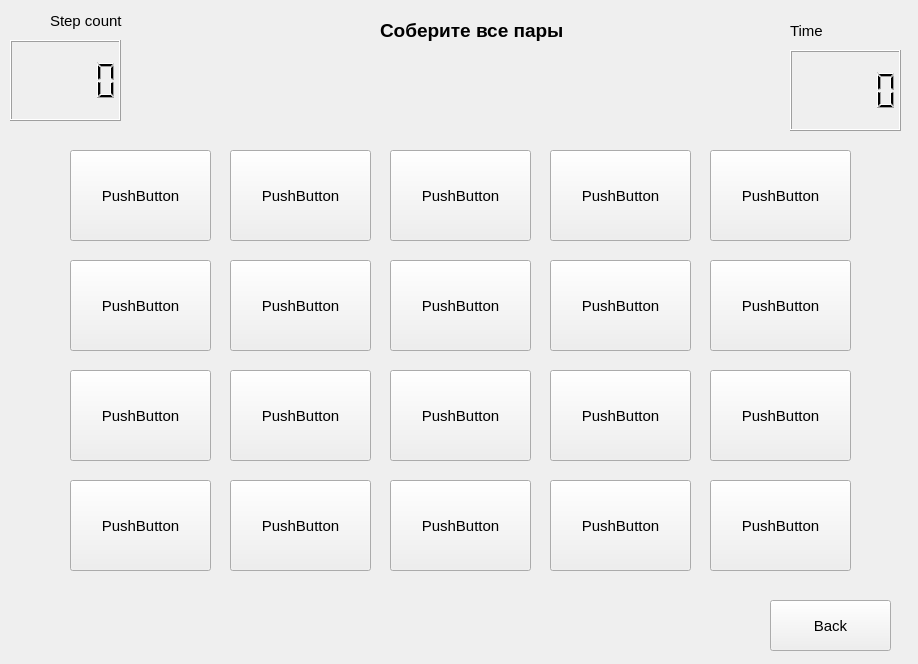
The window that ui/couple_finder.ui (Ieriho/Dictionary_pyqt5) describes before a commit, drawn with Qt 5.
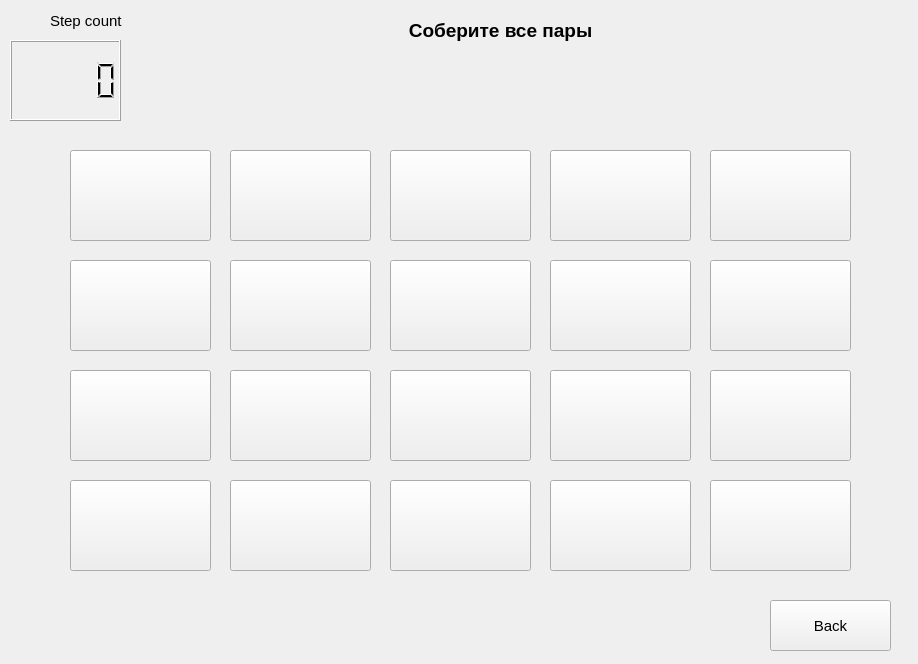
The same window after the commit.

```diff
--- a/ui/couple_finder.ui
+++ b/ui/couple_finder.ui
@@ -32,16 +32,6 @@
     <string>Back</string>
    </property>
   </widget>
-  <widget class="QLCDNumber" name="lcdTime">
-   <property name="geometry">
-    <rect>
-     <x>790</x>
-     <y>50</y>
-     <width>111</width>
-     <height>81</height>
-    </rect>
-   </property>
-  </widget>
   <widget class="QLCDNumber" name="lcdStepCounter">
    <property name="geometry">
     <rect>
@@ -71,6 +61,9 @@
    <property name="text">
     <string>Соберите все пары</string>
    </property>
+   <property name="alignment">
+    <set>Qt::AlignCenter</set>
+   </property>
   </widget>
   <widget class="QLabel" name="label_2">
    <property name="geometry">
@@ -85,19 +78,6 @@
     <string>Step count</string>
    </property>
   </widget>
-  <widget class="QLabel" name="label_3">
-   <property name="geometry">
-    <rect>
-     <x>790</x>
-     <y>20</y>
-     <width>91</width>
-     <height>21</height>
-    </rect>
-   </property>
-   <property name="text">
-    <string>Time</string>
-   </property>
-  </widget>
   <widget class="QPushButton" name="btn_1">
    <property name="geometry">
     <rect>
@@ -108,7 +88,7 @@
     </rect>
    </property>
    <property name="text">
-    <string>PushButton</string>
+    <string/>
    </property>
   </widget>
   <widget class="QPushButton" name="btn_2">
@@ -121,7 +101,7 @@
     </rect>
    </property>
    <property name="text">
-    <string>PushButton</string>
+    <string/>
    </property>
   </widget>
   <widget class="QPushButton" name="btn_3">
@@ -134,7 +114,7 @@
     </rect>
    </property>
    <property name="text">
-    <string>PushButton</string>
+    <string/>
    </property>
   </widget>
   <widget class="QPushButton" name="btn_4">
@@ -147,7 +127,7 @@
     </rect>
    </property>
    <property name="text">
-    <string>PushButton</string>
+    <string/>
    </property>
   </widget>
   <widget class="QPushButton" name="btn_5">
@@ -160,202 +140,582 @@
     </rect>
    </property>
    <property name="text">
-    <string>PushButton</string>
+    <string/>
    </property>
   </widget>
   <widget class="QPushButton" name="btn_6">
    <property name="geometry">
     <rect>
-     <x>230</x>
+     <x>70</x>
      <y>260</y>
      <width>141</width>
      <height>91</height>
     </rect>
    </property>
    <property name="text">
-    <string>PushButton</string>
+    <string/>
    </property>
   </widget>
   <widget class="QPushButton" name="btn_7">
    <property name="geometry">
     <rect>
-     <x>390</x>
+     <x>230</x>
      <y>260</y>
      <width>141</width>
      <height>91</height>
     </rect>
    </property>
    <property name="text">
-    <string>PushButton</string>
+    <string/>
    </property>
   </widget>
   <widget class="QPushButton" name="btn_8">
    <property name="geometry">
     <rect>
-     <x>70</x>
+     <x>390</x>
      <y>260</y>
      <width>141</width>
      <height>91</height>
     </rect>
    </property>
    <property name="text">
-    <string>PushButton</string>
+    <string/>
    </property>
   </widget>
   <widget class="QPushButton" name="btn_9">
    <property name="geometry">
     <rect>
-     <x>710</x>
+     <x>550</x>
      <y>260</y>
      <width>141</width>
      <height>91</height>
     </rect>
    </property>
    <property name="text">
-    <string>PushButton</string>
+    <string/>
    </property>
   </widget>
   <widget class="QPushButton" name="btn_10">
    <property name="geometry">
     <rect>
-     <x>550</x>
+     <x>710</x>
      <y>260</y>
      <width>141</width>
      <height>91</height>
     </rect>
    </property>
    <property name="text">
-    <string>PushButton</string>
+    <string/>
    </property>
   </widget>
   <widget class="QPushButton" name="btn_11">
    <property name="geometry">
     <rect>
-     <x>230</x>
+     <x>70</x>
      <y>370</y>
      <width>141</width>
      <height>91</height>
     </rect>
    </property>
    <property name="text">
-    <string>PushButton</string>
+    <string/>
    </property>
   </widget>
   <widget class="QPushButton" name="btn_12">
    <property name="geometry">
     <rect>
-     <x>390</x>
+     <x>230</x>
      <y>370</y>
      <width>141</width>
      <height>91</height>
     </rect>
    </property>
    <property name="text">
-    <string>PushButton</string>
+    <string/>
    </property>
   </widget>
   <widget class="QPushButton" name="btn_13">
    <property name="geometry">
     <rect>
-     <x>70</x>
+     <x>390</x>
      <y>370</y>
      <width>141</width>
      <height>91</height>
     </rect>
    </property>
    <property name="text">
-    <string>PushButton</string>
+    <string/>
    </property>
   </widget>
   <widget class="QPushButton" name="btn_14">
    <property name="geometry">
     <rect>
-     <x>710</x>
+     <x>550</x>
      <y>370</y>
      <width>141</width>
      <height>91</height>
     </rect>
    </property>
    <property name="text">
-    <string>PushButton</string>
+    <string/>
    </property>
   </widget>
   <widget class="QPushButton" name="btn_15">
    <property name="geometry">
     <rect>
-     <x>550</x>
+     <x>710</x>
      <y>370</y>
      <width>141</width>
      <height>91</height>
     </rect>
    </property>
    <property name="text">
-    <string>PushButton</string>
+    <string/>
    </property>
   </widget>
   <widget class="QPushButton" name="btn_16">
    <property name="geometry">
     <rect>
-     <x>230</x>
+     <x>70</x>
      <y>480</y>
      <width>141</width>
      <height>91</height>
     </rect>
    </property>
    <property name="text">
-    <string>PushButton</string>
+    <string/>
    </property>
   </widget>
   <widget class="QPushButton" name="btn_17">
    <property name="geometry">
     <rect>
-     <x>390</x>
+     <x>230</x>
      <y>480</y>
      <width>141</width>
      <height>91</height>
     </rect>
    </property>
    <property name="text">
-    <string>PushButton</string>
+    <string/>
    </property>
   </widget>
   <widget class="QPushButton" name="btn_18">
    <property name="geometry">
     <rect>
-     <x>70</x>
+     <x>390</x>
      <y>480</y>
      <width>141</width>
      <height>91</height>
     </rect>
    </property>
    <property name="text">
-    <string>PushButton</string>
+    <string/>
    </property>
   </widget>
   <widget class="QPushButton" name="btn_19">
    <property name="geometry">
     <rect>
-     <x>710</x>
+     <x>550</x>
      <y>480</y>
      <width>141</width>
      <height>91</height>
     </rect>
    </property>
    <property name="text">
-    <string>PushButton</string>
+    <string/>
    </property>
   </widget>
   <widget class="QPushButton" name="btn_20">
    <property name="geometry">
     <rect>
+     <x>710</x>
+     <y>480</y>
+     <width>141</width>
+     <height>91</height>
+    </rect>
+   </property>
+   <property name="text">
+    <string/>
+   </property>
+  </widget>
+  <widget class="QLabel" name="label_1">
+   <property name="geometry">
+    <rect>
+     <x>70</x>
+     <y>150</y>
+     <width>141</width>
+     <height>91</height>
+    </rect>
+   </property>
+   <property name="text">
+    <string/>
+   </property>
+   <property name="alignment">
+    <set>Qt::AlignCenter</set>
+   </property>
+   <property name="wordWrap">
+    <bool>true</bool>
+   </property>
+  </widget>
+  <widget class="QLabel" name="label_2">
+   <property name="geometry">
+    <rect>
+     <x>230</x>
+     <y>150</y>
+     <width>141</width>
+     <height>91</height>
+    </rect>
+   </property>
+   <property name="text">
+    <string/>
+   </property>
+   <property name="alignment">
+    <set>Qt::AlignCenter</set>
+   </property>
+   <property name="wordWrap">
+    <bool>true</bool>
+   </property>
+  </widget>
+  <widget class="QLabel" name="label_3">
+   <property name="geometry">
+    <rect>
+     <x>390</x>
+     <y>150</y>
+     <width>141</width>
+     <height>91</height>
+    </rect>
+   </property>
+   <property name="text">
+    <string/>
+   </property>
+   <property name="alignment">
+    <set>Qt::AlignCenter</set>
+   </property>
+   <property name="wordWrap">
+    <bool>true</bool>
+   </property>
+  </widget>
+  <widget class="QLabel" name="label_4">
+   <property name="geometry">
+    <rect>
      <x>550</x>
+     <y>150</y>
+     <width>141</width>
+     <height>91</height>
+    </rect>
+   </property>
+   <property name="text">
+    <string/>
+   </property>
+   <property name="alignment">
+    <set>Qt::AlignCenter</set>
+   </property>
+   <property name="wordWrap">
+    <bool>true</bool>
+   </property>
+  </widget>
+  <widget class="QLabel" name="label_5">
+   <property name="geometry">
+    <rect>
+     <x>710</x>
+     <y>150</y>
+     <width>141</width>
+     <height>91</height>
+    </rect>
+   </property>
+   <property name="text">
+    <string/>
+   </property>
+   <property name="alignment">
+    <set>Qt::AlignCenter</set>
+   </property>
+   <property name="wordWrap">
+    <bool>true</bool>
+   </property>
+  </widget>
+  <widget class="QLabel" name="label_6">
+   <property name="geometry">
+    <rect>
+     <x>70</x>
+     <y>260</y>
+     <width>141</width>
+     <height>91</height>
+    </rect>
+   </property>
+   <property name="text">
+    <string/>
+   </property>
+   <property name="alignment">
+    <set>Qt::AlignCenter</set>
+   </property>
+   <property name="wordWrap">
+    <bool>true</bool>
+   </property>
+  </widget>
+  <widget class="QLabel" name="label_7">
+   <property name="geometry">
+    <rect>
+     <x>230</x>
+     <y>260</y>
+     <width>141</width>
+     <height>91</height>
+    </rect>
+   </property>
+   <property name="text">
+    <string/>
+   </property>
+   <property name="alignment">
+    <set>Qt::AlignCenter</set>
+   </property>
+   <property name="wordWrap">
+    <bool>true</bool>
+   </property>
+  </widget>
+  <widget class="QLabel" name="label_8">
+   <property name="geometry">
+    <rect>
+     <x>390</x>
+     <y>260</y>
+     <width>141</width>
+     <height>91</height>
+    </rect>
+   </property>
+   <property name="text">
+    <string/>
+   </property>
+   <property name="alignment">
+    <set>Qt::AlignCenter</set>
+   </property>
+   <property name="wordWrap">
+    <bool>true</bool>
+   </property>
+  </widget>
+  <widget class="QLabel" name="label_9">
+   <property name="geometry">
+    <rect>
+     <x>550</x>
+     <y>260</y>
+     <width>141</width>
+     <height>91</height>
+    </rect>
+   </property>
+   <property name="text">
+    <string/>
+   </property>
+   <property name="alignment">
+    <set>Qt::AlignCenter</set>
+   </property>
+   <property name="wordWrap">
+    <bool>true</bool>
+   </property>
+  </widget>
+  <widget class="QLabel" name="label_10">
+   <property name="geometry">
+    <rect>
+     <x>710</x>
+     <y>260</y>
+     <width>141</width>
+     <height>91</height>
+    </rect>
+   </property>
+   <property name="text">
+    <string/>
+   </property>
+   <property name="alignment">
+    <set>Qt::AlignCenter</set>
+   </property>
+   <property name="wordWrap">
+    <bool>true</bool>
+   </property>
+  </widget>
+  <widget class="QLabel" name="label_11">
+   <property name="geometry">
+    <rect>
+     <x>70</x>
+     <y>370</y>
+     <width>141</width>
+     <height>91</height>
+    </rect>
+   </property>
+   <property name="text">
+    <string/>
+   </property>
+   <property name="alignment">
+    <set>Qt::AlignCenter</set>
+   </property>
+   <property name="wordWrap">
+    <bool>true</bool>
+   </property>
+  </widget>
+  <widget class="QLabel" name="label_12">
+   <property name="geometry">
+    <rect>
+     <x>230</x>
+     <y>370</y>
+     <width>141</width>
+     <height>91</height>
+    </rect>
+   </property>
+   <property name="text">
+    <string/>
+   </property>
+   <property name="alignment">
+    <set>Qt::AlignCenter</set>
+   </property>
+   <property name="wordWrap">
+    <bool>true</bool>
+   </property>
+  </widget>
+  <widget class="QLabel" name="label_13">
+   <property name="geometry">
+    <rect>
+     <x>390</x>
+     <y>370</y>
+     <width>141</width>
+     <height>91</height>
+    </rect>
+   </property>
+   <property name="text">
+    <string/>
+   </property>
+   <property name="alignment">
+    <set>Qt::AlignCenter</set>
+   </property>
+   <property name="wordWrap">
+    <bool>true</bool>
+   </property>
+  </widget>
+  <widget class="QLabel" name="label_14">
+   <property name="geometry">
+    <rect>
+     <x>550</x>
+     <y>370</y>
+     <width>141</width>
+     <height>91</height>
+    </rect>
+   </property>
+   <property name="text">
+    <string/>
+   </property>
+   <property name="alignment">
+    <set>Qt::AlignCenter</set>
+   </property>
+   <property name="wordWrap">
+    <bool>true</bool>
+   </property>
+  </widget>
+  <widget class="QLabel" name="label_15">
+   <property name="geometry">
+    <rect>
+     <x>710</x>
+     <y>370</y>
+     <width>141</width>
+     <height>91</height>
+    </rect>
+   </property>
+   <property name="text">
+    <string/>
+   </property>
+   <property name="alignment">
+    <set>Qt::AlignCenter</set>
+   </property>
+   <property name="wordWrap">
+    <bool>true</bool>
+   </property>
+  </widget>
+  <widget class="QLabel" name="label_16">
+   <property name="geometry">
+    <rect>
+     <x>70</x>
      <y>480</y>
      <width>141</width>
      <height>91</height>
     </rect>
    </property>
    <property name="text">
-    <string>PushButton</string>
+    <string/>
+   </property>
+   <property name="alignment">
+    <set>Qt::AlignCenter</set>
+   </property>
+   <property name="wordWrap">
+    <bool>true</bool>
+   </property>
+  </widget>
+  <widget class="QLabel" name="label_17">
+   <property name="geometry">
+    <rect>
+     <x>230</x>
+     <y>480</y>
+     <width>141</width>
+     <height>91</height>
+    </rect>
+   </property>
+   <property name="text">
+    <string/>
+   </property>
+   <property name="alignment">
+    <set>Qt::AlignCenter</set>
+   </property>
+   <property name="wordWrap">
+    <bool>true</bool>
+   </property>
+  </widget>
+  <widget class="QLabel" name="label_18">
+   <property name="geometry">
+    <rect>
+     <x>390</x>
+     <y>480</y>
+     <width>141</width>
+     <height>91</height>
+    </rect>
+   </property>
+   <property name="text">
+    <string/>
+   </property>
+   <property name="alignment">
+    <set>Qt::AlignCenter</set>
+   </property>
+   <property name="wordWrap">
+    <bool>true</bool>
+   </property>
+  </widget>
+  <widget class="QLabel" name="label_19">
+   <property name="geometry">
+    <rect>
+     <x>550</x>
+     <y>480</y>
+     <width>141</width>
+     <height>91</height>
+    </rect>
+   </property>
+   <property name="text">
+    <string/>
+   </property>
+   <property name="alignment">
+    <set>Qt::AlignCenter</set>
+   </property>
+   <property name="wordWrap">
+    <bool>true</bool>
+   </property>
+  </widget>
+  <widget class="QLabel" name="label_20">
+   <property name="geometry">
+    <rect>
+     <x>710</x>
+     <y>480</y>
+     <width>141</width>
+     <height>91</height>
+    </rect>
+   </property>
+   <property name="text">
+    <string/>
+   </property>
+   <property name="alignment">
+    <set>Qt::AlignCenter</set>
+   </property>
+   <property name="wordWrap">
+    <bool>true</bool>
    </property>
   </widget>
  </widget>
```
Left out of the diff: 8 changed lines with no effect on the pictures.
